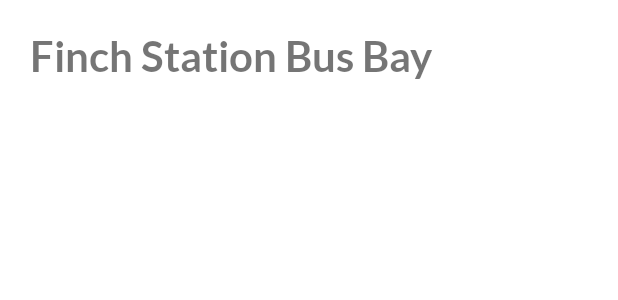
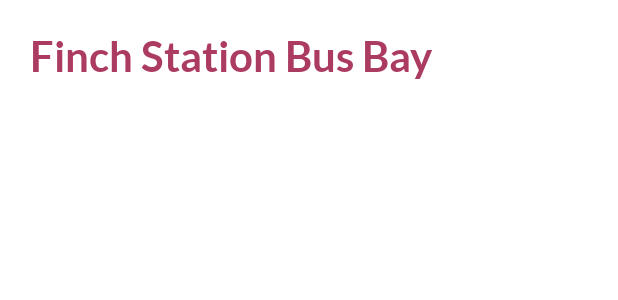
Before and after one commit to edisonpagtakhan/finch-station, an Android app: the layout stop_header.xml on its own in the app's theme, with its tools: preview values and no code run, on a phone screen of 412 x 824 dp. Shown: the top 300 px of the screen. Run offline under Robolectric (Android 15) with nearby library versions, the phone set to English and light mode, and no system bars.

Commit message:
feat: Update color scheme

```diff
--- a/app/src/main/res/layout/activity_main.xml
+++ b/app/src/main/res/layout/activity_main.xml
@@ -21,6 +21,8 @@
             android:layout_width="0dp"
             android:layout_height="wrap_content"
             app:titleTextAppearance="@style/ToolbarTitleText"
+            android:background="@color/colorPrimaryDark"
+            app:titleTextColor="@android:color/white"
             app:layout_constraintEnd_toEndOf="parent"
             app:layout_constraintStart_toStartOf="parent"
             app:layout_constraintTop_toTopOf="parent" />
--- a/app/src/main/res/layout/stop_header.xml
+++ b/app/src/main/res/layout/stop_header.xml
@@ -7,4 +7,5 @@
     android:padding="20dp"
     android:textSize="28sp"
     android:textStyle="bold"
+    android:textColor="@color/colorAccent"
     tools:text="Finch Station Bus Bay" />
--- a/app/src/main/res/values/colors.xml
+++ b/app/src/main/res/values/colors.xml
@@ -1,6 +1,8 @@
 <?xml version="1.0" encoding="utf-8"?>
 <resources>
-    <color name="colorPrimary">#6200EE</color>
-    <color name="colorPrimaryDark">#3700B3</color>
-    <color name="colorAccent">#03DAC5</color>
+    <color name="colorPrimary">#EEE2DC</color>
+    <color name="colorPrimaryDark">#123C69</color>
+    <color name="colorAccent">#AC3B61</color>
+
+    <color name="colorSand">#edc7b7</color>
 </resources>
--- a/app/src/main/res/values/styles.xml
+++ b/app/src/main/res/values/styles.xml
@@ -7,6 +7,7 @@
         <item name="colorAccent">@color/colorAccent</item>
         <item name="android:windowContentTransitions">true</item>
         <item name="android:fontFamily">@font/lato</item>
+        <item name="android:textColor">@android:color/black</item>
         <item name="chipStyle">@style/AppTheme.ChipStyle</item>
     </style>
 
```
